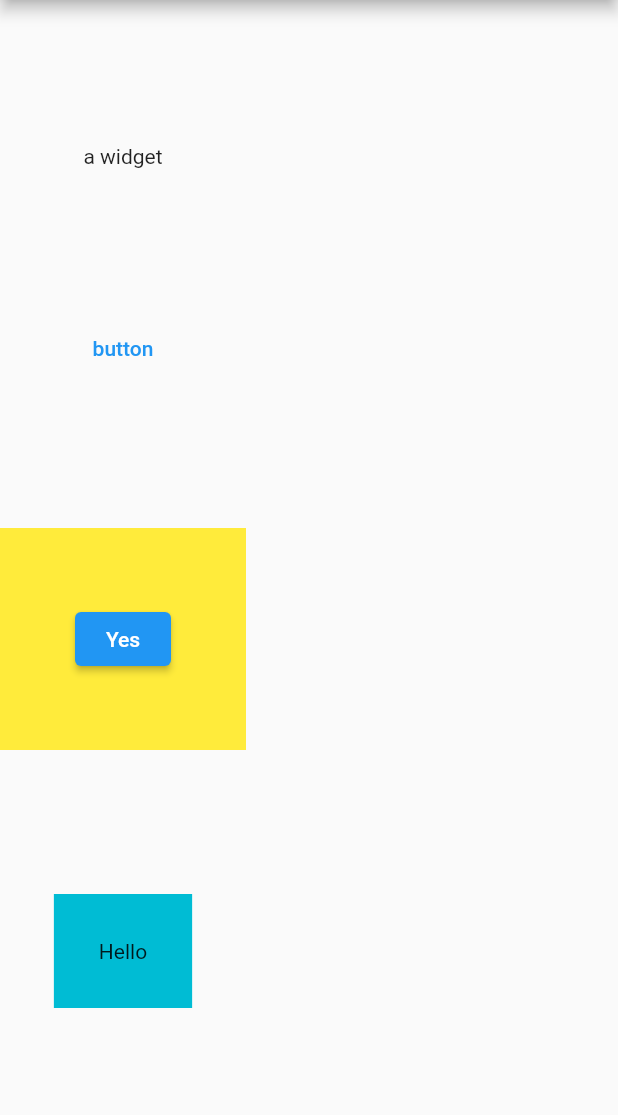
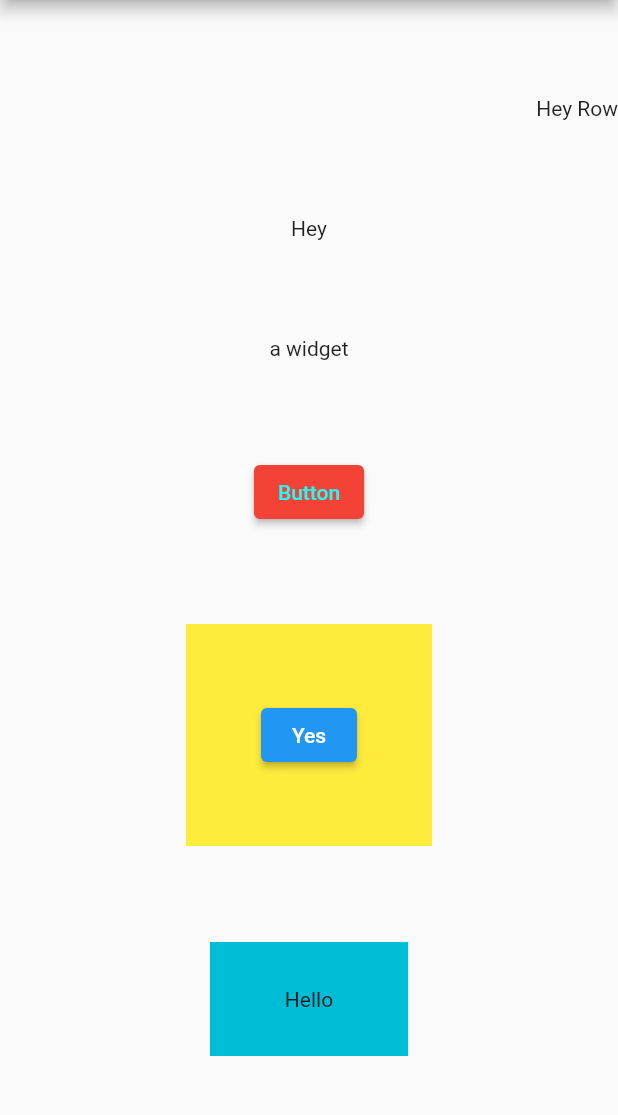
Before and after one commit to cyberianzed/-reinforce-flutter, a Flutter app: the screen it shows after launch, on a phone screen of 412 x 824 dp, the part 84-1199 px from its top. Run offline on Flutter 3.47's test engine with Material 2 defaults, Android fonts, the light colour scheme and no system bars; our stand-ins replace backdrop.

Commit message:
row and column

```diff
--- a/lib/main.dart
+++ b/lib/main.dart
@@ -17,10 +17,21 @@ class Home extends StatelessWidget {
       body: Column(
         mainAxisAlignment: MainAxisAlignment.spaceEvenly,
         children: <Widget>[
+          Row(
+            mainAxisAlignment: MainAxisAlignment.end,
+            children: <Widget>[
+              Text('Hey Row'),
+            ],
+          ),
+          Text('Hey'),
           Text('a widget'),
-          TextButton(
+          ElevatedButton(
+            style: ElevatedButton.styleFrom(
+              primary: Colors.red, // background
+              onPrimary: Colors.cyanAccent, // foreground
+            ),
             onPressed: () {},
-            child: Text('button'),
+            child: Text('Button'),
           ),
           Container(
             color: Colors.yellow,
@@ -32,7 +43,7 @@ class Home extends StatelessWidget {
           ),
           Container(
             color: Colors.cyan,
-            padding: EdgeInsets.all(30.0),
+            padding: EdgeInsets.symmetric(vertical: 30.0, horizontal: 50.0),
             child: Text('Hello'),
           ),
         ],
```
